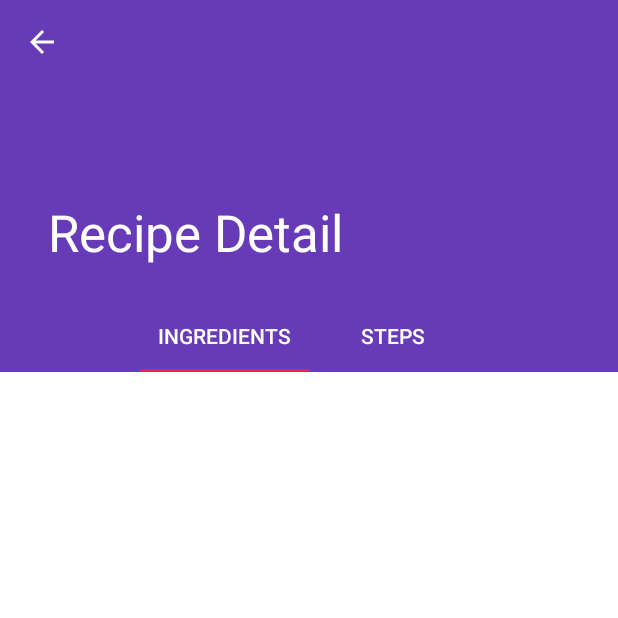
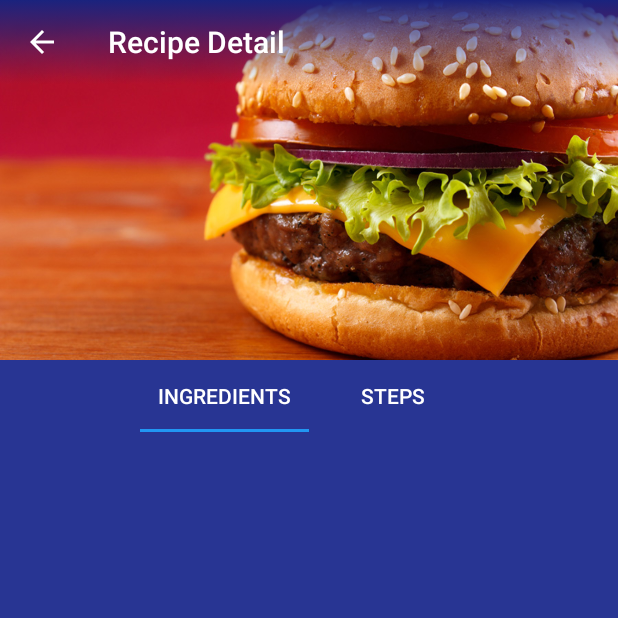
Before and after one commit to Rafaellg/android-baking, an Android app: the RecipeDetailActivity screen opened directly, with no data from a screen before it, on a phone screen of 412 x 824 dp, the top half of it. Run offline under Robolectric (Android 15) with nearby library versions, the phone set to English and light mode, and no system bars; our stand-ins replace ButterKnife; pictures from the network do not load; 1 statement that could not run was skipped.

Commit message:
Recipe detail new layout;

```diff
--- a/app/src/main/java/com/rafaelguimas/bakingapp/activity/RecipeDetailActivity.java
+++ b/app/src/main/java/com/rafaelguimas/bakingapp/activity/RecipeDetailActivity.java
@@ -6,18 +6,27 @@ import android.support.v7.widget.Toolbar;
 import android.support.v7.app.AppCompatActivity;
 import android.support.v7.app.ActionBar;
 import android.view.MenuItem;
+import android.widget.ImageView;
 
+import com.bumptech.glide.Glide;
 import com.rafaelguimas.bakingapp.R;
 import com.rafaelguimas.bakingapp.fragment.RecipeDetailFragment;
 
+import butterknife.BindView;
+import butterknife.ButterKnife;
+
 public class RecipeDetailActivity extends AppCompatActivity {
+
+    @BindView(R.id.toolbar)
+    Toolbar toolbar;
 
     @Override
     protected void onCreate(Bundle savedInstanceState) {
         super.onCreate(savedInstanceState);
         setContentView(R.layout.activity_recipe_detail);
 
-        Toolbar toolbar = (Toolbar) findViewById(R.id.detail_toolbar);
+        ButterKnife.bind(this);
+
         setSupportActionBar(toolbar);
 
         // Show the Up button in the action bar.
--- a/app/src/main/java/com/rafaelguimas/bakingapp/fragment/IngredientListFragment.java
+++ b/app/src/main/java/com/rafaelguimas/bakingapp/fragment/IngredientListFragment.java
@@ -61,13 +61,10 @@ public class IngredientListFragment extends Fragment {
             // Create the adapters
             IngredientsListAdapter ingredientsListAdapter = new IngredientsListAdapter(mIngredientList);
 
-            // Setup RVs with adapters
+            // Setup RV
+            rvIngredients.setNestedScrollingEnabled(false);
             rvIngredients.setAdapter(ingredientsListAdapter);
             rvIngredients.setLayoutManager(new LinearLayoutManager(getContext()));
-
-            // Add the divider to the ingredients RV
-            RecyclerView.ItemDecoration itemDecoration = new DividerItemDecoration(getContext(), DividerItemDecoration.VERTICAL);
-            rvIngredients.addItemDecoration(itemDecoration);
         }
 
         return view;
--- a/app/src/main/java/com/rafaelguimas/bakingapp/fragment/RecipeDetailFragment.java
+++ b/app/src/main/java/com/rafaelguimas/bakingapp/fragment/RecipeDetailFragment.java
@@ -2,14 +2,16 @@ package com.rafaelguimas.bakingapp.fragment;
 
 import android.app.Activity;
 import android.os.Bundle;
-import android.support.design.widget.CollapsingToolbarLayout;
 import android.support.design.widget.TabLayout;
 import android.support.v4.app.Fragment;
 import android.support.v4.view.ViewPager;
+import android.support.v7.widget.Toolbar;
 import android.view.LayoutInflater;
 import android.view.View;
 import android.view.ViewGroup;
+import android.widget.ImageView;
 
+import com.bumptech.glide.Glide;
 import com.rafaelguimas.bakingapp.R;
 import com.rafaelguimas.bakingapp.adapter.RecipeDetailViewPagerAdapter;
 import com.rafaelguimas.bakingapp.models.Recipe;
@@ -21,6 +23,8 @@ public class RecipeDetailFragment extends Fragment {
 
     public static final String ARG_ITEM = "item_recipe";
 
+    @BindView(R.id.iv_background)
+    ImageView ivBackground;
     @BindView(R.id.tl_options)
     TabLayout tlOptions;
     @BindView(R.id.vw_options)
@@ -39,9 +43,9 @@ public class RecipeDetailFragment extends Fragment {
             mItem = getArguments().getParcelable(ARG_ITEM);
 
             Activity activity = this.getActivity();
-            CollapsingToolbarLayout appBarLayout = activity.findViewById(R.id.toolbar_layout);
-            if (appBarLayout != null) {
-                appBarLayout.setTitle(mItem.getName());
+            Toolbar toolbar = activity.findViewById(R.id.toolbar);
+            if (toolbar != null) {
+                toolbar.setTitle(mItem.getName());
             }
         }
     }
@@ -53,9 +57,12 @@ public class RecipeDetailFragment extends Fragment {
         ButterKnife.bind(this, rootView);
 
         if (mItem != null) {
+            // Set the background image
+            Glide.with(this).load(mItem.getImage()).into(ivBackground);
+
+            // Set the VW adapter
             RecipeDetailViewPagerAdapter adapter = new RecipeDetailViewPagerAdapter(getFragmentManager(), mItem, getContext());
             vwOptions.setAdapter(adapter);
-
             tlOptions.setupWithViewPager(vwOptions);
         }
 
--- a/app/src/main/res/drawable/bg_gradient_primary_to_transparent.xml
+++ b/app/src/main/res/drawable/bg_gradient_primary_to_transparent.xml
@@ -3,10 +3,9 @@
     <item>
         <shape android:shape="rectangle">
             <gradient
-                android:angle="0"
-                android:centerColor="@color/colorPrimary"
+                android:angle="270"
                 android:endColor="@android:color/transparent"
-                android:startColor="@color/colorPrimary"
+                android:startColor="@color/colorPrimaryDark"
                 android:type="linear" />
         </shape>
 
--- a/app/src/main/res/layout/activity_recipe_detail.xml
+++ b/app/src/main/res/layout/activity_recipe_detail.xml
@@ -1,44 +1,31 @@
-<android.support.design.widget.CoordinatorLayout xmlns:android="http://schemas.android.com/apk/res/android"
+<?xml version="1.0" encoding="utf-8"?>
+<android.support.constraint.ConstraintLayout xmlns:android="http://schemas.android.com/apk/res/android"
     xmlns:app="http://schemas.android.com/apk/res-auto"
     xmlns:tools="http://schemas.android.com/tools"
     android:layout_width="match_parent"
     android:layout_height="match_parent"
     android:background="@color/colorBackground"
     android:fitsSystemWindows="true"
-    tools:context="com.rafaelguimas.bakingapp.activity.RecipeDetailActivity"
-    tools:ignore="MergeRootFrame">
+    tools:context="com.rafaelguimas.bakingapp.activity.RecipeDetailActivity">
 
-    <android.support.design.widget.AppBarLayout
-        android:id="@+id/app_bar"
-        android:layout_width="match_parent"
-        android:layout_height="@dimen/app_bar_height"
-        android:fitsSystemWindows="true"
-        android:theme="@style/ThemeOverlay.AppCompat.Dark.ActionBar">
+    <FrameLayout
+        android:id="@+id/recipe_detail_container"
+        android:layout_width="0dp"
+        android:layout_height="0dp"
+        app:layout_behavior="@string/appbar_scrolling_view_behavior"
+        app:layout_constraintLeft_toLeftOf="parent"
+        app:layout_constraintRight_toRightOf="parent"
+        app:layout_constraintTop_toTopOf="parent"
+        app:layout_constraintBottom_toBottomOf="parent"/>
 
-        <android.support.design.widget.CollapsingToolbarLayout
-            android:id="@+id/toolbar_layout"
-            android:layout_width="match_parent"
-            android:layout_height="match_parent"
-            android:fitsSystemWindows="true"
-            app:contentScrim="?attr/colorPrimary"
-            app:layout_scrollFlags="scroll|exitUntilCollapsed"
-            app:toolbarId="@+id/toolbar">
+    <android.support.v7.widget.Toolbar
+        android:id="@+id/toolbar"
+        android:layout_width="0dp"
+        android:layout_height="?attr/actionBarSize"
+        android:background="@drawable/bg_gradient_primary_to_transparent"
+        android:theme="@style/ThemeOverlay.AppCompat.Dark.ActionBar"
+        app:layout_constraintLeft_toLeftOf="parent"
+        app:layout_constraintRight_toRightOf="parent"
+        app:layout_constraintTop_toTopOf="parent" />
 
-            <android.support.v7.widget.Toolbar
-                android:id="@+id/detail_toolbar"
-                android:layout_width="match_parent"
-                android:layout_height="?attr/actionBarSize"
-                app:layout_collapseMode="pin"
-                app:popupTheme="@style/ThemeOverlay.AppCompat.Light" />
-
-        </android.support.design.widget.CollapsingToolbarLayout>
-
-    </android.support.design.widget.AppBarLayout>
-
-    <android.support.v4.widget.NestedScrollView
-        android:id="@+id/recipe_detail_container"
-        android:layout_width="match_parent"
-        android:layout_height="match_parent"
-        app:layout_behavior="@string/appbar_scrolling_view_behavior" />
-
-</android.support.design.widget.CoordinatorLayout>
+</android.support.constraint.ConstraintLayout>
--- a/app/src/main/res/layout/fragment_ingredient_list.xml
+++ b/app/src/main/res/layout/fragment_ingredient_list.xml
@@ -1,6 +1,10 @@
-<android.support.v7.widget.CardView xmlns:android="http://schemas.android.com/apk/res/android"
+<FrameLayout xmlns:android="http://schemas.android.com/apk/res/android"
     xmlns:tools="http://schemas.android.com/tools"
-    android:id="@+id/cv_ingredients"
+    android:layout_width="match_parent"
+    android:layout_height="match_parent"
+    android:fillViewport="true">
+
+    <android.support.v7.widget.CardView
         android:layout_width="match_parent"
         android:layout_height="wrap_content"
         android:layout_margin="8dp">
@@ -9,6 +13,9 @@
             android:id="@+id/rv_ingredients"
             android:layout_width="match_parent"
             android:layout_height="wrap_content"
+            android:layout_margin="16dp"
             tools:listitem="@layout/ingredient_list_content" />
 
     </android.support.v7.widget.CardView>
+
+</FrameLayout>
--- a/app/src/main/res/layout/fragment_recipe_detail.xml
+++ b/app/src/main/res/layout/fragment_recipe_detail.xml
@@ -4,47 +4,59 @@
     android:layout_width="match_parent"
     android:layout_height="match_parent"
     android:background="@color/colorBackground"
+    android:fillViewport="true"
     tools:context="com.rafaelguimas.bakingapp.fragment.RecipeDetailFragment">
 
     <android.support.constraint.ConstraintLayout
         android:layout_width="match_parent"
         android:layout_height="match_parent">
 
+        <ImageView
+            android:id="@+id/iv_background"
+            android:layout_width="0dp"
+            android:layout_height="240dp"
+            android:scaleType="centerCrop"
+            android:src="@drawable/img_burguer"
+            app:layout_constraintLeft_toLeftOf="parent"
+            app:layout_constraintRight_toRightOf="parent"
+            app:layout_constraintTop_toTopOf="parent" />
+
         <android.support.design.widget.TabLayout
             android:id="@+id/tl_options"
             android:layout_width="0dp"
             android:layout_height="wrap_content"
+            android:background="@color/colorPrimary"
+            app:layout_constraintLeft_toLeftOf="@+id/iv_background"
+            app:layout_constraintRight_toRightOf="@+id/iv_background"
+            app:layout_constraintTop_toBottomOf="@+id/iv_background"
+            app:tabGravity="center"
             app:tabMode="fixed"
-            app:tabGravity="center"
-            android:background="@color/colorPrimary"
-            app:tabTextColor="@android:color/white"
             app:tabSelectedTextColor="@android:color/white"
-            app:layout_constraintLeft_toLeftOf="parent"
-            app:layout_constraintRight_toRightOf="parent"
-            app:layout_constraintTop_toTopOf="parent">
+            app:tabTextColor="@android:color/white">
 
             <android.support.design.widget.TabItem
                 android:id="@+id/tab_ingredients"
                 android:layout_width="wrap_content"
                 android:layout_height="wrap_content"
-                android:text="@string/label_ingredients"/>
+                android:text="@string/label_ingredients" />
 
             <android.support.design.widget.TabItem
                 android:id="@+id/tab_steps"
                 android:layout_width="wrap_content"
                 android:layout_height="wrap_content"
-                android:text="@string/label_steps"/>
+                android:text="@string/label_steps" />
 
         </android.support.design.widget.TabLayout>
 
         <android.support.v4.view.ViewPager
+            android:background="@color/colorPrimary"
             android:id="@+id/vw_options"
             android:layout_width="0dp"
-            android:layout_height="300dp"
-            app:layout_constraintTop_toBottomOf="@id/tl_options"
+            android:layout_height="0dp"
+            app:layout_constraintBottom_toBottomOf="parent"
             app:layout_constraintLeft_toLeftOf="parent"
             app:layout_constraintRight_toRightOf="parent"
-            app:layout_constraintBottom_toBottomOf="parent"/>
+            app:layout_constraintTop_toBottomOf="@+id/tl_options" />
 
     </android.support.constraint.ConstraintLayout>
 
--- a/app/src/main/res/layout/ingredient_list_content.xml
+++ b/app/src/main/res/layout/ingredient_list_content.xml
@@ -4,13 +4,14 @@
     android:layout_width="match_parent"
     android:layout_height="wrap_content"
     xmlns:app="http://schemas.android.com/apk/res-auto"
-    android:padding="8dp">
+    android:padding="4dp">
 
     <TextView
         android:id="@+id/tv_ingredient"
         android:layout_width="0dp"
         android:layout_height="wrap_content"
         tools:text="1 cup brown sugar"
+        android:textColor="@android:color/primary_text_light"
         app:layout_constraintLeft_toLeftOf="parent"
         app:layout_constraintTop_toTopOf="parent"
         app:layout_constraintRight_toRightOf="parent"/>
--- a/app/src/main/res/layout/recipe_list_content.xml
+++ b/app/src/main/res/layout/recipe_list_content.xml
@@ -9,31 +9,30 @@
 
     <android.support.constraint.ConstraintLayout
         android:layout_width="match_parent"
-        android:layout_height="wrap_content">
+        android:layout_height="match_parent">
 
         <ImageView
             android:id="@+id/iv_background"
             android:layout_width="0dp"
-            android:layout_height="wrap_content"
-            android:scaleType="fitXY"
+            android:layout_height="0dp"
+            android:scaleType="centerCrop"
             android:adjustViewBounds="true"
             app:layout_constraintLeft_toLeftOf="parent"
             app:layout_constraintRight_toRightOf="parent"
             app:layout_constraintTop_toTopOf="parent"
-            tools:src="@drawable/img_burguer" />
+            app:layout_constraintBottom_toBottomOf="parent"/>
 
         <TextView
             android:id="@+id/tv_recipe_title"
             android:layout_width="0dp"
             android:layout_height="wrap_content"
-            android:background="@drawable/bg_gradient_primary_to_transparent"
+            android:background="@color/colorPrimary"
             android:padding="16dp"
             android:textColor="@android:color/white"
             android:textSize="18sp"
             android:textStyle="bold"
             app:layout_constraintBottom_toBottomOf="parent"
             app:layout_constraintLeft_toLeftOf="parent"
-            app:layout_constraintRight_toRightOf="parent"
             tools:text="Hamburguer" />
 
     </android.support.constraint.ConstraintLayout>
--- a/app/src/main/res/values/colors.xml
+++ b/app/src/main/res/values/colors.xml
@@ -1,7 +1,7 @@
 <?xml version="1.0" encoding="utf-8"?>
 <resources>
-    <color name="colorPrimary">#673AB7</color>
-    <color name="colorPrimaryDark">#4527A0</color>
-    <color name="colorAccent">#E91E63</color>
+    <color name="colorPrimary">#283593</color>
+    <color name="colorPrimaryDark">#1A237E</color>
+    <color name="colorAccent">#2196F3</color>
     <color name="colorBackground">#FFFFFF</color>
 </resources>
```
Lines whose indentation alone changed are shown as unchanged.
